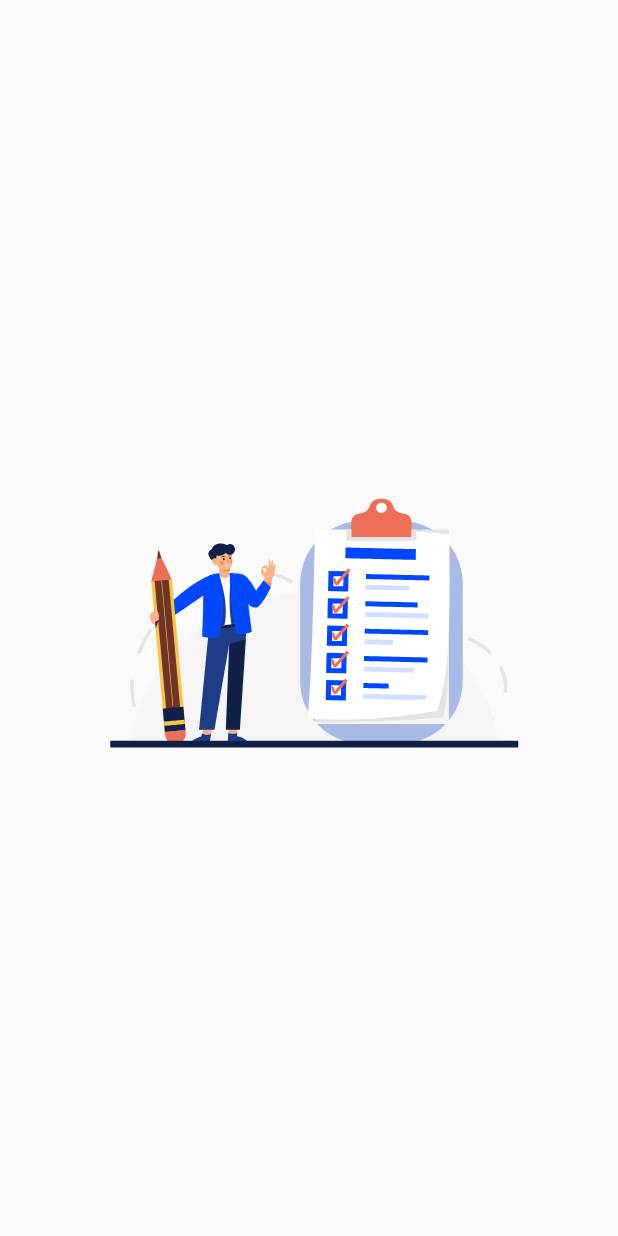
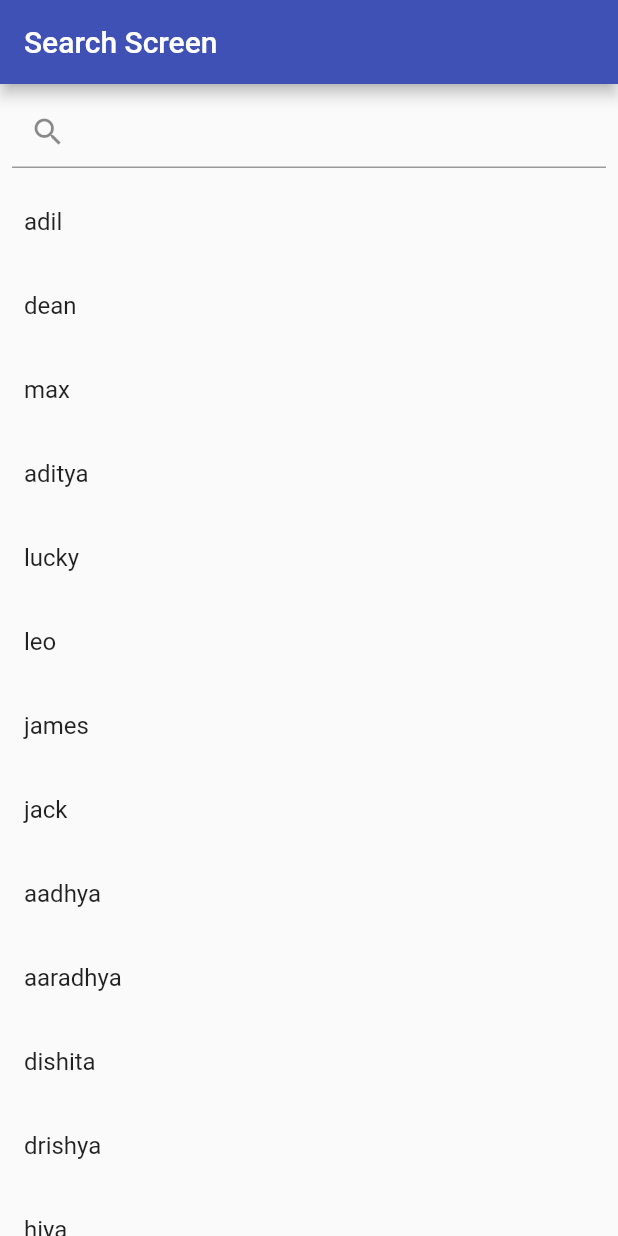
Before and after one commit to vandantaraviya/Todo_App, a Flutter app: the first screen one second after launch, on a phone screen of 412 x 824 dp. Run offline on Flutter 3.47's test engine with Material 2 defaults, Android fonts, the phone set to English and light mode, and no system bars; our stand-ins replace cached_network_image, cloud_firestore, file_picker, firebase_auth, firebase_core, firebase_storage and 6 more; accounts and stored records are empty.

Commit message:
todo app

```diff
--- a/lib/Screens/Auth/SignUp/signup_screen.dart
+++ b/lib/Screens/Auth/SignUp/signup_screen.dart
@@ -44,7 +44,6 @@ class _SignUpScreenState extends State<SignUpScreen> {
           IconButton(
             onPressed: (){
               if(authController.editLoading.value==true){
-                authController.errorSnackbar(title: "Error", message: "Edit Profile Processing");
               }else{
                 Get.back();
               }
@@ -53,7 +52,6 @@ class _SignUpScreenState extends State<SignUpScreen> {
           ): IconButton(
               onPressed: (){
                 if(authController.isLoading.value==true){
-                  authController.errorSnackbar(title: "Error", message: "Signup Processing......");
                 }else{
                   Get.back();
                 }
--- /dev/null
+++ b/lib/Screens/Search_Screen/search_controller.dart
@@ -0,0 +1,9 @@
+
+
+import 'package:flutter/cupertino.dart';
+import 'package:get/get.dart';
+
+class SearchController extends GetxController{
+  TextEditingController search = TextEditingController();
+
+}
--- /dev/null
+++ b/lib/Screens/Search_Screen/search_screen.dart
@@ -0,0 +1,90 @@
+import 'package:flutter/material.dart';
+import 'package:get/get.dart';
+import 'package:todo_app/Screens/Search_Screen/search_controller.dart';
+import 'package:todo_app/utils/Common/app_string.dart';
+import 'package:todo_app/utils/Common_Widgets/custom_textfiled.dart';
+
+class SearchScreen extends StatefulWidget {
+  const SearchScreen({super.key});
+
+  @override
+  State<SearchScreen> createState() => _SearchScreenState();
+}
+
+class _SearchScreenState extends State<SearchScreen> {
+  final SearchController searchController = Get.put(SearchController());
+
+  List<String> contacts = [
+      'adil',
+      'dean',
+      'max',
+      'aditya',
+      'lucky',
+      'leo',
+      'james',
+      'jack',
+      'aadhya',
+      'aaradhya',
+      'dishita',
+      'drishya',
+      'hiya',
+      'banni',
+      'priyanshi',
+  ];
+
+  List<String> filteredDataList = [];
+
+  @override
+  void initState() {
+    // TODO: implement initState
+    super.initState();
+    filteredDataList.addAll(contacts);
+  }
+
+  void filterSearchResults(String query) {
+    List<String> searchResults = [];
+    searchResults.addAll(contacts);
+    if (query.isNotEmpty) {
+      searchResults.retainWhere((item) => item.toLowerCase().contains(query.toLowerCase()));
+    }
+    setState(() {
+      filteredDataList.clear();
+      filteredDataList.addAll(searchResults);
+    });
+  }
+
+
+  @override
+  Widget build(BuildContext context) {
+    return Scaffold(
+      appBar: AppBar(
+        title: const Text("Search Screen"),
+      ),
+      body: Column(
+        children: [
+          Padding(
+            padding: const EdgeInsets.all(8.0),
+            child: TextField(
+              controller: searchController.search,
+              onChanged: filterSearchResults,
+              decoration: const InputDecoration(
+                prefixIcon: Icon(Icons.search),
+              ),
+            ),
+          ),
+          Expanded(
+            child: ListView.builder(
+              itemCount: filteredDataList.length,
+              itemBuilder: (context, index) {
+                return ListTile(
+                  title: Text(filteredDataList[index]),
+                  onTap: (){},
+                );
+              },
+            ),
+          ),
+        ],
+      ),
+    );
+  }
+}
--- a/lib/main.dart
+++ b/lib/main.dart
@@ -2,9 +2,10 @@ import 'package:firebase_core/firebase_core.dart';
 import 'package:flutter/material.dart';
 import 'package:get/get.dart';
 import 'package:sizer/sizer.dart';
+import 'package:todo_app/Screens/Search_Screen/search_screen.dart';
 import 'package:todo_app/utils/Common/app_string.dart';
-import 'Screens/Auth/SplashScreen/splash_screen.dart';
 import 'Services/Pref_Res.dart';
+import 'Services/notification_service.dart';
 import 'firebase_options.dart';
 
 Future<void> main() async {
@@ -12,6 +13,7 @@ Future<void> main() async {
   await Firebase.initializeApp(
     options: DefaultFirebaseOptions.currentPlatform,
   );
+  NotificationService().initNotification();
   await PrefService.init();
   runApp(const MyApp());
 }
@@ -26,7 +28,7 @@ class MyApp extends StatelessWidget {
         theme: ThemeData(
           primarySwatch: AppColors.primaryColor,
         ),
-        home:  const SplashScreen(),
+        home: const SearchScreen(),
         debugShowCheckedModeBanner: false,
       ),
     );
--- a/lib/utils/Common/app_string.dart
+++ b/lib/utils/Common/app_string.dart
@@ -27,6 +27,7 @@ class AppString {
   static String pleaseDate = 'Please enter your Date';
   static String pleaseTask = 'Please enter your Task';
   static String pleaseDescription = 'Please enter your Description';
+  static String search = 'Search';
   static String add = 'Add';
   static String homescreen = 'Home Screen';
   static String addtask = 'Add Task';
--- a/pubspec.yaml
+++ b/pubspec.yaml
@@ -51,6 +51,7 @@ dependencies:
   sizer:
   lottie:
   cached_network_image:
+  flutter_local_notifications:
 
 dev_dependencies:
   flutter_test:
```
Also changed, not shown: lib/Screens/HomeScreen/home_screen.dart (+133 -112 lines), lib/Services/notification_service.dart (added, +36 -0 lines), assets/Image/flutter_logo.png (added), lib/generated/assets.dart, pubspec.lock, 6 other files.
